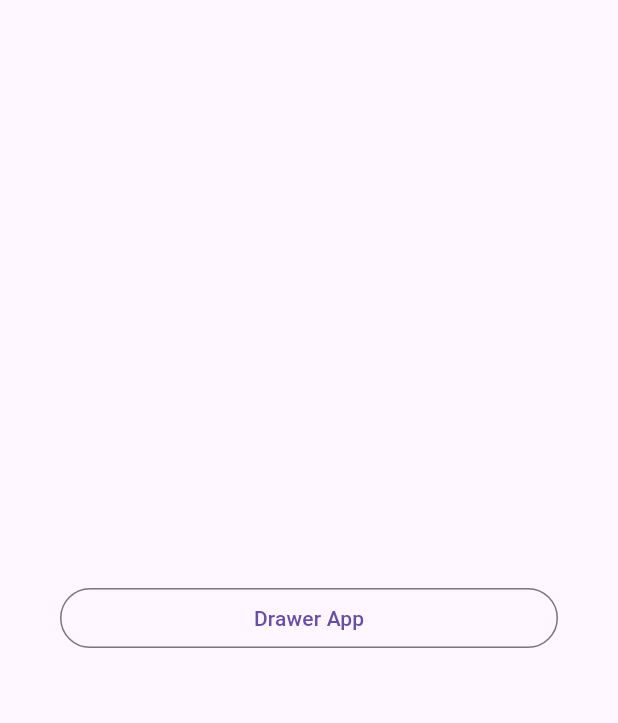
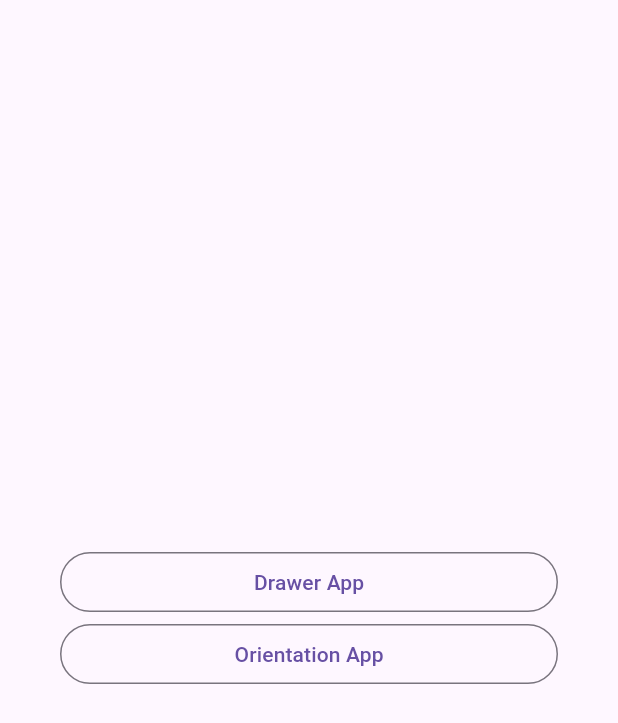
Before and after one commit to anhkien7780/design, a Flutter app: the screen it shows after launch, on a phone screen of 412 x 824 dp. Shown: the top 723 px of the screen. Run offline on Flutter 3.47's test engine with Material 3 defaults, Android fonts, the phone set to English and light mode, and no system bars.

Commit message:
feat: orientation app

```diff
--- a/lib/main.dart
+++ b/lib/main.dart
@@ -1,5 +1,6 @@
 import 'package:design/router/AppRouter.dart';
 import 'package:design/ui/pages/drawer/drawer_app.dart';
+import 'package:design/ui/pages/orientation/orientation_app.dart';
 import 'package:flutter/material.dart';
 
 void main() {
@@ -15,6 +16,7 @@ class MyApp extends StatelessWidget {
       routes: {
         AppRouter.main: (context) => MainScreen(),
         AppRouter.drawer: (context) => DrawerApp(),
+        AppRouter.orientation: (context) => OrientationApp(),
       },
       initialRoute: AppRouter.main,
     );
@@ -37,6 +39,11 @@ class MainScreen extends StatelessWidget {
                 context: context,
                 route: AppRouter.drawer,
                 text: "Drawer App",
+              ),
+              _buildOutlineButton(
+                context: context,
+                route: AppRouter.orientation,
+                text: "Orientation App",
               ),
             ],
           ),
--- a/lib/router/AppRouter.dart
+++ b/lib/router/AppRouter.dart
@@ -1,4 +1,5 @@
 class AppRouter{
   static final String main = "/";
   static final String drawer = "/drawer";
+  static final String orientation = "/orientation";
 }
```
Also changed, not shown: lib/ui/pages/orientation/orientation_app.dart (added, +26 -0 lines).
